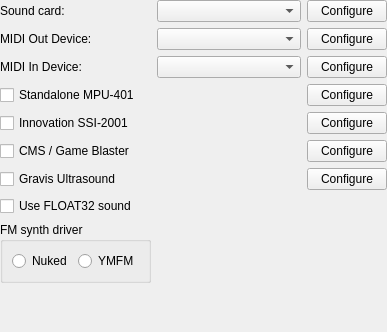
Old version of the form src/qt/qt_settingssound.ui in the repository 86Box/86Box.
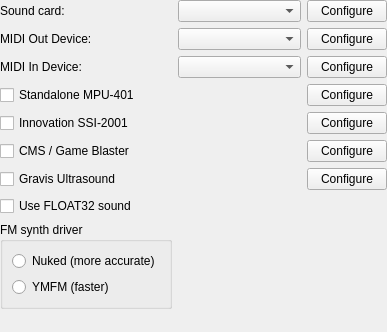
New version of the form.

Commit message: Adjust the layout and label text of the FM synth driver option

Diff of the .ui file:
```diff
--- a/src/qt/qt_settingssound.ui
+++ b/src/qt/qt_settingssound.ui
@@ -162,18 +162,18 @@
      <property name="title">
       <string>FM synth driver</string>
      </property>
-     <layout class="QHBoxLayout" name="horizontalLayout_1">
+     <layout class="QVBoxLayout" name="verticalLayout_1">
       <item>
        <widget class="QRadioButton" name="radioButtonNuked">
         <property name="text">
-         <string>Nuked</string>
+         <string>Nuked (more accurate)</string>
         </property>
        </widget>
       </item>
       <item>
        <widget class="QRadioButton" name="radioButtonYMFM">
         <property name="text">
-         <string>YMFM</string>
+         <string>YMFM (faster)</string>
         </property>
        </widget>
       </item>
```
The commit also changes 21 other files.
